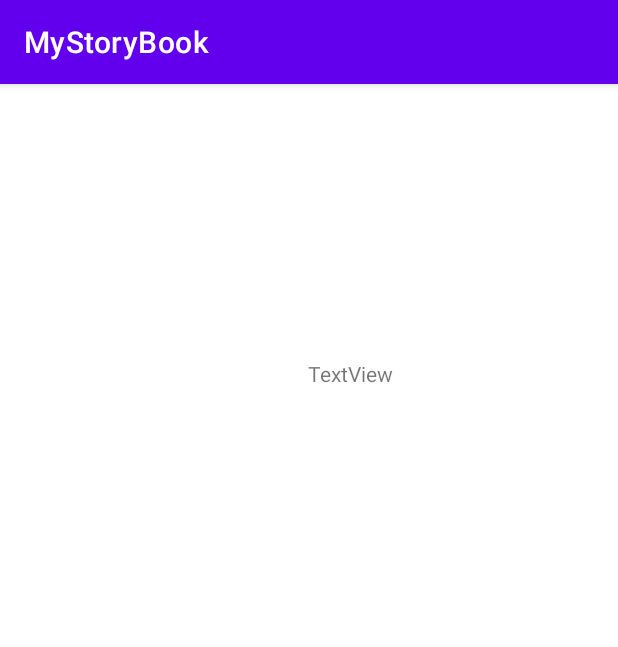
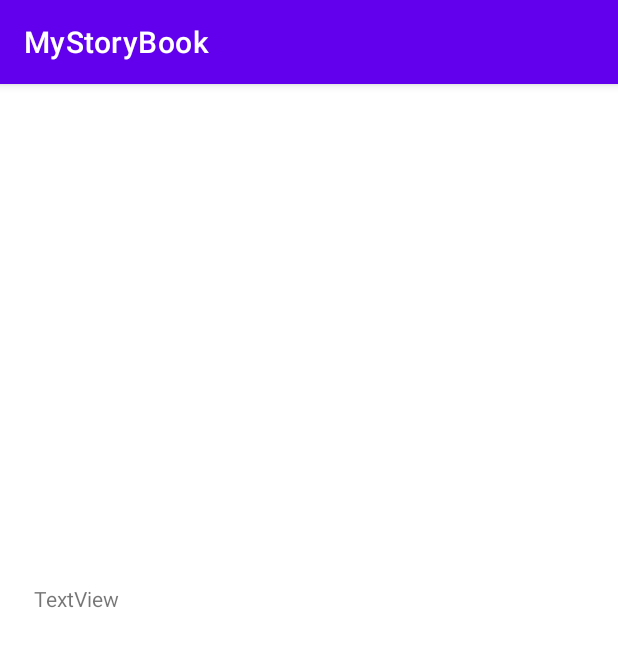
Before and after one commit to Hayden-Lummus/MyStoryBook, an Android app: the screen it shows after launch (MainActivity), on a phone screen of 412 x 824 dp. Shown: the top 647 px of the screen. Run offline under Robolectric (Android 15) with nearby library versions, the phone set to English and light mode, and no system bars.

Commit message:
Initial release

```diff
--- a/app/src/main/res/layout/activity_main.xml
+++ b/app/src/main/res/layout/activity_main.xml
@@ -11,18 +11,19 @@
         android:layout_width="361dp"
         android:layout_height="299dp"
         app:layout_constraintBottom_toBottomOf="parent"
+        app:layout_constraintEnd_toEndOf="parent"
         app:layout_constraintStart_toStartOf="parent"
         app:layout_constraintTop_toTopOf="parent"
+        app:layout_constraintVertical_bias="0.0"
         tools:srcCompat="@tools:sample/backgrounds/scenic" />
 
     <TextView
         android:id="@+id/textView"
         android:layout_width="367dp"
         android:layout_height="401dp"
-        android:layout_marginStart="4dp"
         android:text="TextView"
         app:layout_constraintBottom_toBottomOf="parent"
         app:layout_constraintEnd_toEndOf="parent"
-        app:layout_constraintStart_toEndOf="@+id/imageView"
-        app:layout_constraintTop_toTopOf="parent" />
+        app:layout_constraintStart_toStartOf="parent"
+        app:layout_constraintTop_toBottomOf="@+id/imageView" />
 </androidx.constraintlayout.widget.ConstraintLayout>
```
Also changed, not shown: app/src/main/res/drawable/waldemar_van_deurse_alienplanet_dmp_4.jpg (added), app/src/main/res/drawable/z50l9tbij7i31.jpg (added).
